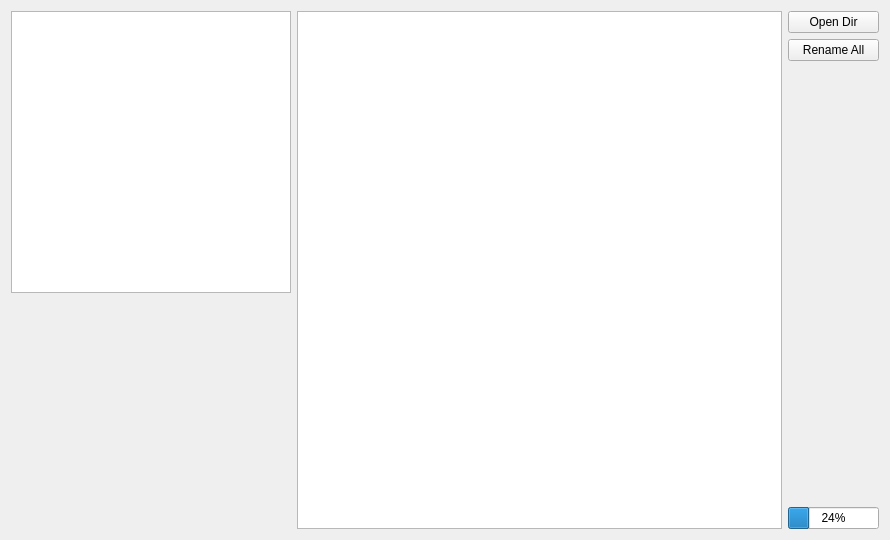
The window that mainwindow.ui (Mowei/rjrename) describes before a commit, drawn with Qt 5.
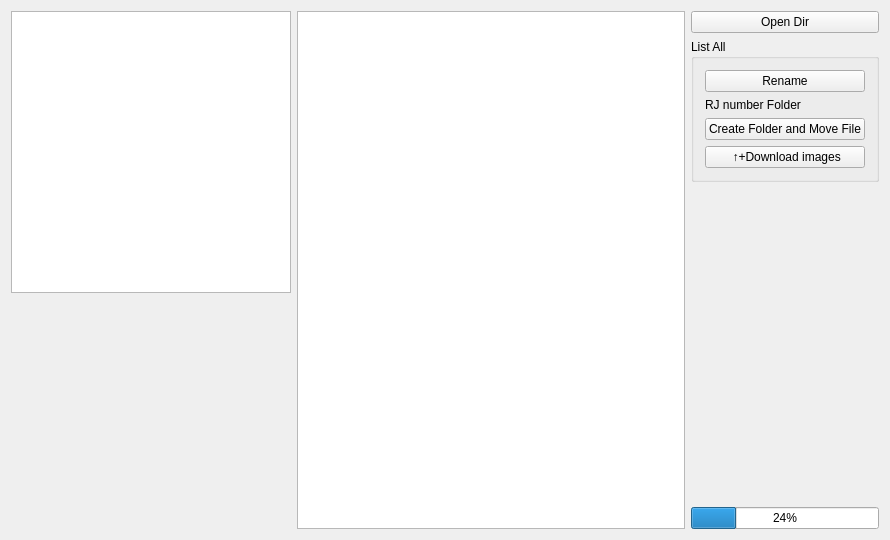
The same window after the commit.

Patch:
```diff
--- a/mainwindow.ui
+++ b/mainwindow.ui
@@ -104,10 +104,40 @@
        </widget>
       </item>
       <item>
-       <widget class="QPushButton" name="butRename">
-        <property name="text">
-         <string>Rename All</string>
+       <widget class="QGroupBox" name="groupBox">
+        <property name="title">
+         <string>List All</string>
         </property>
+        <layout class="QVBoxLayout" name="verticalLayout_3">
+         <item>
+          <widget class="QPushButton" name="butRename">
+           <property name="text">
+            <string>Rename</string>
+           </property>
+          </widget>
+         </item>
+         <item>
+          <widget class="QLabel" name="label_3">
+           <property name="text">
+            <string>RJ number Folder</string>
+           </property>
+          </widget>
+         </item>
+         <item>
+          <widget class="QPushButton" name="butCFMF">
+           <property name="text">
+            <string>Create Folder and Move File</string>
+           </property>
+          </widget>
+         </item>
+         <item>
+          <widget class="QPushButton" name="butCFMFDL">
+           <property name="text">
+            <string> ↑+Download images</string>
+           </property>
+          </widget>
+         </item>
+        </layout>
        </widget>
       </item>
       <item>
@@ -115,6 +145,9 @@
         <property name="orientation">
          <enum>Qt::Vertical</enum>
         </property>
+        <property name="sizeType">
+         <enum>QSizePolicy::Expanding</enum>
+        </property>
         <property name="sizeHint" stdset="0">
          <size>
           <width>20</width>
@@ -126,7 +159,7 @@
       <item>
        <widget class="QProgressBar" name="progressBar">
         <property name="sizePolicy">
-         <sizepolicy hsizetype="Fixed" vsizetype="Fixed">
+         <sizepolicy hsizetype="Minimum" vsizetype="Fixed">
           <horstretch>0</horstretch>
           <verstretch>0</verstretch>
          </sizepolicy>
```
